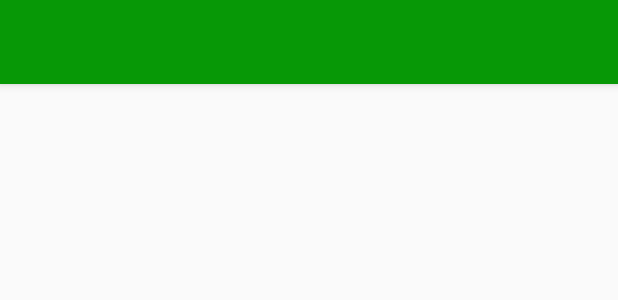
After one commit to Arciga/FaunaSegura, an Android app: the layout activity_graficas.xml on its own in the app's theme, with its tools: preview values and no code run, on a phone screen of 412 x 824 dp. The commit adds this screen. Shown: the top 300 px of the screen. Run offline under Robolectric (Android 15) with nearby library versions, the phone set to English and light mode, and no system bars.

Commit message:
Graficas

```diff
--- /dev/null
+++ b/app/src/main/res/layout/activity_graficas.xml
@@ -0,0 +1,25 @@
+<?xml version="1.0" encoding="utf-8"?>
+<android.support.design.widget.CoordinatorLayout xmlns:android="http://schemas.android.com/apk/res/android"
+    xmlns:app="http://schemas.android.com/apk/res-auto"
+    xmlns:tools="http://schemas.android.com/tools"
+    android:layout_width="match_parent"
+    android:layout_height="match_parent"
+    tools:context="com.example.nachox.faunasegura.Graficas">
+
+    <android.support.design.widget.AppBarLayout
+        android:layout_width="match_parent"
+        android:layout_height="wrap_content"
+        android:theme="@style/AppTheme.NoActionBar.AppBarOverlay">
+
+        <android.support.v7.widget.Toolbar
+            android:id="@+id/toolbar"
+            android:layout_width="match_parent"
+            android:layout_height="?attr/actionBarSize"
+            android:background="?attr/colorPrimary"
+            app:popupTheme="@style/AppTheme.NoActionBar.PopupOverlay" />
+
+    </android.support.design.widget.AppBarLayout>
+
+    <include layout="@layout/content_graficas" />
+
+</android.support.design.widget.CoordinatorLayout>
--- /dev/null
+++ b/app/src/main/res/layout/content_graficas.xml
@@ -0,0 +1,23 @@
+<?xml version="1.0" encoding="utf-8"?>
+<android.support.constraint.ConstraintLayout xmlns:android="http://schemas.android.com/apk/res/android"
+    xmlns:app="http://schemas.android.com/apk/res-auto"
+    xmlns:tools="http://schemas.android.com/tools"
+    android:layout_width="match_parent"
+    android:layout_height="match_parent"
+    app:layout_behavior="@string/appbar_scrolling_view_behavior"
+    tools:context="com.example.nachox.faunasegura.Graficas"
+    tools:showIn="@layout/activity_graficas">
+
+    <HorizontalScrollView
+        android:layout_width="368dp"
+        android:layout_height="495dp"
+        tools:layout_editor_absoluteX="8dp"
+        tools:layout_editor_absoluteY="8dp">
+
+        <RelativeLayout
+            android:layout_width="wrap_content"
+            android:layout_height="match_parent">
+
+        </RelativeLayout>
+    </HorizontalScrollView>
+</android.support.constraint.ConstraintLayout>
--- a/app/src/main/res/values/strings.xml
+++ b/app/src/main/res/values/strings.xml
@@ -35,5 +35,9 @@
     <string name="etiqueta_info_usuario">Información del usuario</string>
     <string name="title_activity_main">MainActivity</string>
     <string name="title_activity_guardianes_dela_fauna">Guardianes De la Fauna</string>
+    <string name="title_activity_graficas_estados">GraficasEstados</string>
+    <string name="title_activity_graficas_municipios">GraficasMunicipios</string>
+    <string name="title_activity_graficas_animales">GraficasAnimales</string>
+    <string name="title_activity_graficas">Graficas</string>
 
 </resources>
--- a/app/src/main/res/values/styles.xml
+++ b/app/src/main/res/values/styles.xml
@@ -96,9 +96,11 @@
         <item name="android:drawableLeft">@drawable/com_facebook_button_icon</item>
         <item name="android:text">@string/com_facebook_share_button_text</item>
     </style>
-    <style name="cambio" >
+
+    <style name="cambio">
         <item name="android:drawableRight">@drawable/indicador_derecho</item>
     </style>
+
     <style name="like" parent="com_facebook_button">
         <item name="android:drawableLeft">@drawable/like2</item>
         <item name="android:text">@string/com_facebook_share_button_text</item>
```
Also changed, not shown: app/src/main/AndroidManifest.xml (+18 -2 lines), app/src/main/java/com/example/nachox/faunasegura/Graficas.java (added, +21 -0 lines), app/src/main/java/com/example/nachox/faunasegura/GraficasAnimales.java (added, +29 -0 lines), app/src/main/java/com/example/nachox/faunasegura/GraficasEstados.java (added, +29 -0 lines), app/src/main/java/com/example/nachox/faunasegura/GraficasMunicipios.java (added, +29 -0 lines), app/src/main/res/layout/activity_graficas_animales.xml (added, +33 -0 lines), app/src/main/res/layout/activity_graficas_estados.xml (added, +33 -0 lines), app/src/main/res/layout/activity_graficas_municipios.xml (added, +33 -0 lines), app/src/main/res/layout/content_graficas_animales.xml (added, +11 -0 lines), app/src/main/res/layout/content_graficas_estados.xml (added, +11 -0 lines), app/src/main/res/layout/content_graficas_municipios.xml (added, +11 -0 lines), 167 other files.
